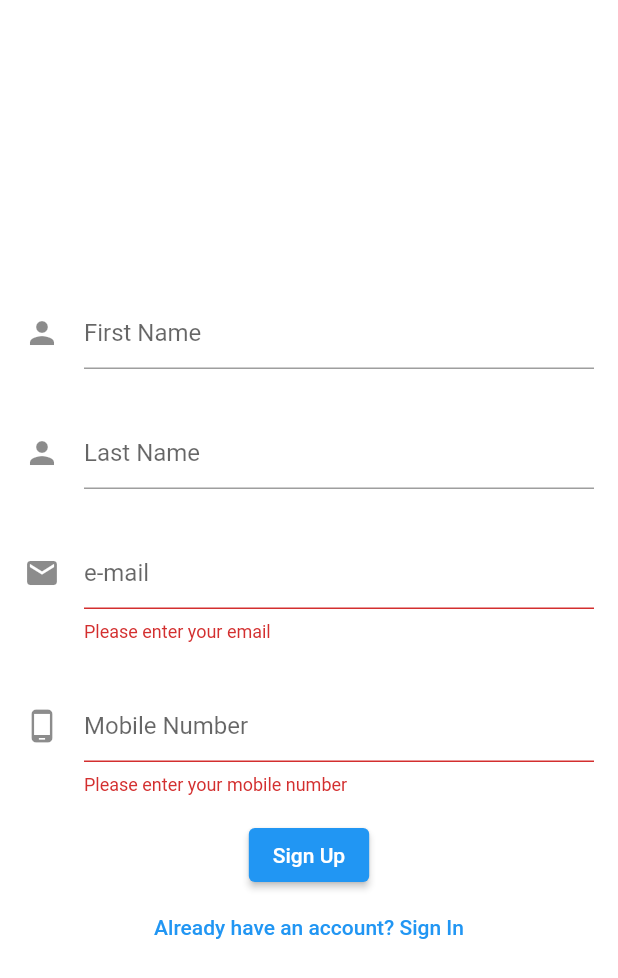
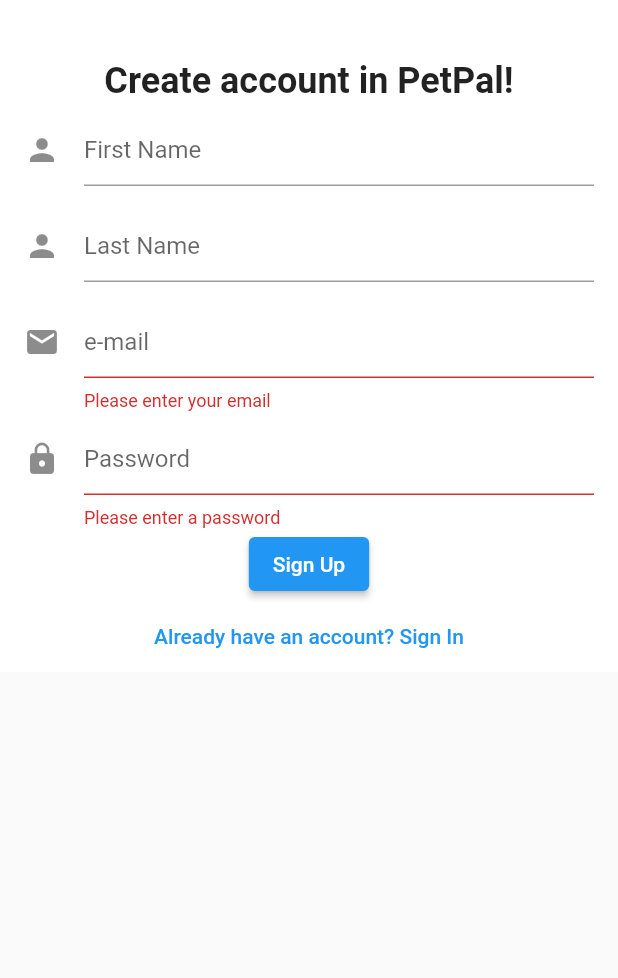
Before and after one commit to KishoreMenda/petpalproject, a Flutter app: the screen it shows after launch, after a tap on "Sign Up", on a phone screen of 412 x 824 dp. Shown: the top 978 px of the screen. Run offline on Flutter 3.47's test engine with Material 2 defaults, Android fonts, the phone set to English and light mode, and no system bars; our stand-ins replace firebase_auth, firebase_core, google_sign_in; accounts and stored records are empty; network calls fail.

Commit message:
email and password authentication

```diff
--- /dev/null
+++ b/petpal/lib/home.dart
@@ -0,0 +1,20 @@
+import 'package:flutter/material.dart';
+
+class HomePage extends StatefulWidget {
+  const HomePage({super.key});
+
+  @override
+  State<HomePage> createState() => _HomePageState();
+}
+
+class _HomePageState extends State<HomePage> {
+  @override
+  Widget build(BuildContext context) {
+    return const MaterialApp(
+        home: Scaffold(
+      body: Center(
+        child: Text('Home Page'),
+      ),
+    ));
+  }
+}
--- a/petpal/lib/main.dart
+++ b/petpal/lib/main.dart
@@ -1,7 +1,8 @@
 import 'package:flutter/material.dart';
 import 'package:google_sign_in/google_sign_in.dart';
-import 'package:petpal/login.dart';
 import 'package:petpal/signup.dart';
+import 'package:firebase_core/firebase_core.dart';
+import 'package:petpal/firebase_options.dart';
 
 GoogleSignIn googleSignIn = GoogleSignIn(
   scopes: [
@@ -9,7 +10,11 @@ GoogleSignIn googleSignIn = GoogleSignIn(
   ],
 );
 
-void main() {
+Future<void> main() async {
+  WidgetsFlutterBinding.ensureInitialized();
+  await Firebase.initializeApp(
+    options: DefaultFirebaseOptions.currentPlatform,
+  );
   runApp(const MyApp());
 }
 
--- a/petpal/lib/signup.dart
+++ b/petpal/lib/signup.dart
@@ -1,4 +1,7 @@
+import 'package:firebase_auth/firebase_auth.dart';
+import 'package:flutter/foundation.dart';
 import 'package:flutter/material.dart';
+import 'package:petpal/login.dart';
 
 class SignupPage extends StatefulWidget {
   const SignupPage({super.key});
@@ -11,38 +14,70 @@ class _SignupPageState extends State<SignupPage> {
   final TextEditingController _firstNameController = TextEditingController();
   final TextEditingController _lastNameController = TextEditingController();
   final TextEditingController _emailController = TextEditingController();
-  final TextEditingController _mobileNumberController = TextEditingController();
+  final TextEditingController _passwordController = TextEditingController();
 
   String? _validateEmail(String? value) {
     if (value == null || value.isEmpty) {
       return 'Please enter your email';
-    } else if (!RegExp(r'^[\w-]+(\.[\w-]+)*@[\w-]+(\.[\w-]+)+$').hasMatch(value)) {
+    } else if (!RegExp(r'^[\w-]+(\.[\w-]+)*@[\w-]+(\.[\w-]+)+$')
+        .hasMatch(value)) {
       return 'Please enter a valid email address';
     }
     return null;
   }
 
-  String? _validateMobileNumber(String? value) {
+  String? _validatePassword(String? value) {
     if (value == null || value.isEmpty) {
-      return 'Please enter your mobile number';
-    } else if (!RegExp(r'^[0-9]{10}$').hasMatch(value)) {
-      return 'Please enter a valid 10-digit mobile number';
+      return 'Please enter a password';
+    } else if (value.length < 6) {
+      return 'Password must be at least 6 characters long';
     }
     return null;
   }
 
   final GlobalKey<FormState> _formKey = GlobalKey<FormState>();
 
-  void _submitForm() {
+  void _submitForm() async {
     if (_formKey.currentState!.validate()) {
-      // Form is valid, perform sign-up or other actions here.
+      try {
+        final userCredential =
+            await FirebaseAuth.instance.createUserWithEmailAndPassword(
+          email: _emailController.text,
+          password: _passwordController.text,
+        );
+        if (kDebugMode) {
+          print('User email: ${_emailController.text}');
+        }
+        if (kDebugMode) {
+          print('password: ${_passwordController.text}');
+        }
+
+        // Navigate to the sign-in page
+        Navigator.push(
+          context,
+          MaterialPageRoute(builder: (context) => LoginPage()),
+        );
+      } on FirebaseAuthException catch (e) {
+        if (e.code == 'weak-password') {
+          if (kDebugMode) {
+            print('The password provided is too weak.');
+          }
+        } else if (e.code == 'email-already-in-use') {
+          if (kDebugMode) {
+            print('The account already exists for that email.');
+          }
+        }
+      } catch (e) {
+        print(e);
+      }
     }
   }
 
   @override
   Widget build(BuildContext context) {
     return Scaffold(
-        body: Container(
+        body: SingleChildScrollView(
+            child: Container(
                 color: Colors.white,
                 child: Center(
                     child: Form(
@@ -50,8 +85,18 @@ class _SignupPageState extends State<SignupPage> {
                         child: Column(
                           mainAxisAlignment: MainAxisAlignment.center,
                           children: [
+                            const SizedBox(
+                                height: 40.0), // Added padding at the top
+                            const Text(
+                              'Create account in PetPal!',
+                              style: TextStyle(
+                                fontSize: 24.0,
+                                fontWeight: FontWeight.bold,
+                              ),
+                            ),
                             Padding(
-                            padding: const EdgeInsets.all(16.0),
+                                padding: const EdgeInsets.symmetric(
+                                    horizontal: 16.0, vertical: 8.0),
                                 child: TextFormField(
                                   controller: _firstNameController,
                                   decoration: const InputDecoration(
@@ -60,7 +105,8 @@ class _SignupPageState extends State<SignupPage> {
                                   ),
                                 )),
                             Padding(
-                            padding: const EdgeInsets.all(16.0),
+                                padding: const EdgeInsets.symmetric(
+                                    horizontal: 16.0, vertical: 8.0),
                                 child: TextFormField(
                                   controller: _lastNameController,
                                   decoration: const InputDecoration(
@@ -69,7 +115,8 @@ class _SignupPageState extends State<SignupPage> {
                                   ),
                                 )),
                             Padding(
-                            padding: const EdgeInsets.all(16.0),
+                                padding: const EdgeInsets.symmetric(
+                                    horizontal: 16.0, vertical: 8.0),
                                 child: TextFormField(
                                   controller: _emailController,
                                   decoration: const InputDecoration(
@@ -78,19 +125,34 @@ class _SignupPageState extends State<SignupPage> {
                                   ),
                                   validator: _validateEmail,
                                 )),
+
                             Padding(
-                            padding: const EdgeInsets.all(16.0),
+                              padding: const EdgeInsets.symmetric(
+                                  horizontal: 16.0, vertical: 0.0),
                               child: TextFormField(
-                              controller: _mobileNumberController,
+                                controller: _passwordController,
                                 decoration: const InputDecoration(
-                                hintText: 'Mobile Number',
-                                icon: Icon(Icons.phone_android),
+                                  hintText: 'Password',
+                                  icon: Icon(Icons.lock),
                                 ),
-                              validator: _validateMobileNumber,
-                            )),
-                        ElevatedButton(onPressed: _submitForm, child: const Text('Sign Up')),
-                        TextButton(onPressed: () {}, child: const Text('Already have an account? Sign In'))
+                                obscureText: true,
+                                validator: _validatePassword,
+                              ),
+                            ),
+                            ElevatedButton(
+                                onPressed: _submitForm,
+                                child: const Text('Sign Up')),
+                            TextButton(
+                                onPressed: () {
+                                  Navigator.push(
+                                    context,
+                                    MaterialPageRoute(
+                                        builder: (context) => LoginPage()),
+                                  );
+                                },
+                                child: const Text(
+                                    'Already have an account? Sign In'))
                           ],
-                    )))));
+                        ))))));
   }
 }
--- a/petpal/pubspec.yaml
+++ b/petpal/pubspec.yaml
@@ -36,7 +36,8 @@ dependencies:
   # Use with the CupertinoIcons class for iOS style icons.
   cupertino_icons: ^1.0.2
   google_sign_in: ^6.1.5
-  firebase_auth: ^4.12.1
+  firebase_auth: ^4.14.0
+  firebase_core: ^2.21.0
 
 dev_dependencies:
   flutter_test:
```
Also changed, not shown: petpal/lib/login.dart (+41 -1 lines), petpal/lib/firebase_options.dart (added), petpal/pubspec.lock, 9 other files. Lines whose indentation alone changed are shown as unchanged.
